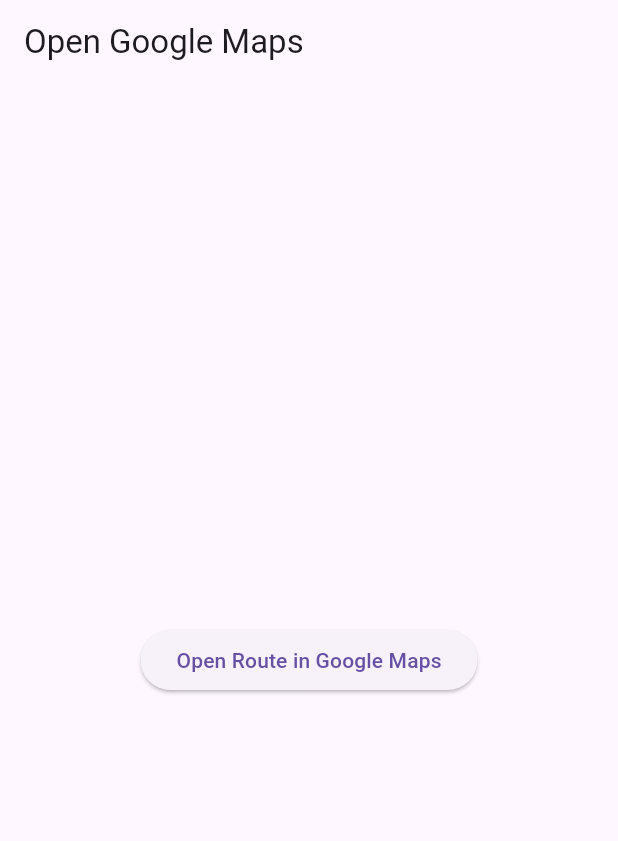
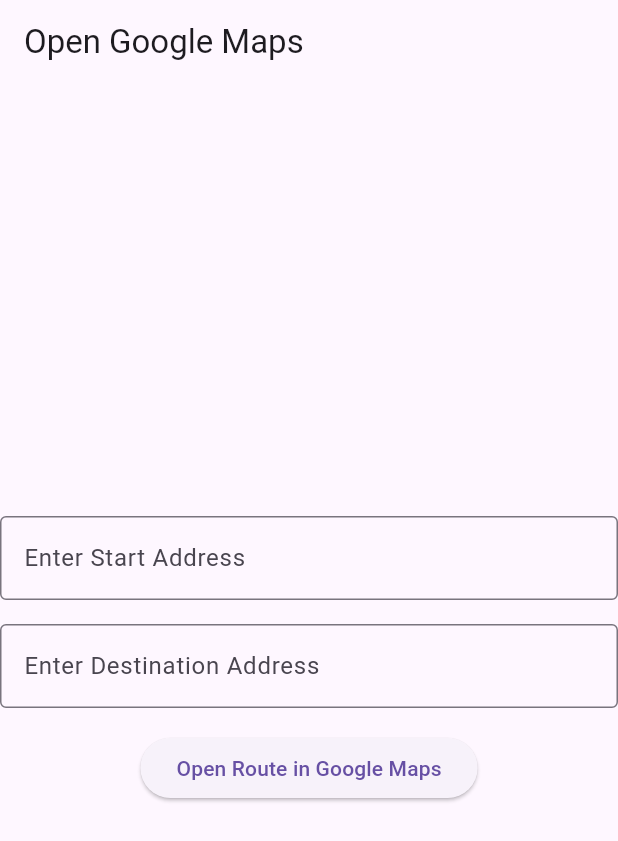
Before and after one commit to AnnePierMerkus/graphhopper_api, a Flutter app: the screen it shows after launch, after a tap on "Open Route in Google Maps", on a phone screen of 412 x 824 dp. Shown: the top 841 px of the screen. Run offline on Flutter 3.47's test engine with Material 3 defaults, Android fonts, the phone set to English and light mode, and no system bars.

Commit message:
routing with Google Maps done

```diff
--- a/lib/data/datasources/launch_google_maps.dart
+++ b/lib/data/datasources/launch_google_maps.dart
@@ -5,8 +5,8 @@ class MapUtils {
 
   MapUtils._();
 
-  static Future<void> openMap(List<Map<String, double>> routeData) async {
-    print(routeData);
+  static Future<void> openMap( String startAddress, String destinationAddress,List<Map<String, double>> routeData) async {
+    print(startAddress);
     String origin = '${routeData[0]['lat']},${routeData[0]['lng']}';
     String destination = '${routeData[1]['lat']},${routeData[1]['lng']}';
     String waypoints = routeData
@@ -14,7 +14,7 @@ class MapUtils {
         .map((point) => '${point['lat']},${point['lng']}')
         .join('|');
 
-    String url = 'https://www.google.com/maps/dir/?api=1&origin=$origin&destination=$destination&waypoints=$waypoints&travelmode=driving';
+    String url = 'https://www.google.com/maps/dir/?api=1&origin=$startAddress&destination=$destinationAddress&waypoints=$waypoints&travelmode=driving&avoid=highways';
 
     if (await canLaunchUrl(Uri.parse(url))) {
       await launchUrl(Uri.parse(url));
--- a/lib/domain/usecases/calculate_route.dart
+++ b/lib/domain/usecases/calculate_route.dart
@@ -5,8 +5,8 @@ import 'package:http/http.dart' as http;
 class GraphHopperAPICall {
   GraphHopperAPICall._();
 
-  static Future<List<Map<String, double>>> fetchRouteData() async {
-    final String apiKey = "02a1c92a-cd2e-460d-8125-7ccfe7ab4ad3";
+  static Future<List<Map<String, double>>> fetchRouteData(double startLat, double startLng, double destinationLat, double destinationLng) async {
+    final String apiKey = "";
     final String baseUrl = "https://graphhopper.com/api/1/route";
 
     // Define the params and customModel
@@ -38,8 +38,8 @@ class GraphHopperAPICall {
 
     Map<String, dynamic> payload = {
       'points': [
-        [4.920020, 52.365760], // origin
-        [5.110278, 52.089444], // destination
+        [startLng, startLat], // origin
+        [destinationLng, destinationLat], // destination
       ],
       'custom_model': customModel,
       'profile': params['vehicle'],
--- a/lib/main.dart
+++ b/lib/main.dart
@@ -6,22 +6,67 @@ void main() {
   runApp(MyApp());
 }
 
-class MyApp extends StatelessWidget {
+class MyApp extends StatefulWidget {
+  @override
+  State<MyApp> createState() => _MyAppState();
+}
+
+class _MyAppState extends State<MyApp> {
+  late TextEditingController startController;
+  late TextEditingController destinationController;
+
+  @override
+  void initState() {
+    startController = TextEditingController();
+    destinationController = TextEditingController();
+    super.initState();
+  }
+  @override
+  void dispose() {
+    startController.dispose();
+    destinationController.dispose();
+    super.dispose();
+  }
+
   @override
   Widget build(BuildContext context) {
     return MaterialApp(
       home: Scaffold(
         appBar: AppBar(title: Text('Open Google Maps')),
         body: Center(
-          child: ElevatedButton(
-            onPressed: () async {
-              List<Map<String, double>> routeData = await GraphHopperAPICall.fetchRouteData();
-              MapUtils.openMap(routeData);
-            },
-            child: Text('Open Route in Google Maps'),
+          child: Column(
+            mainAxisAlignment: MainAxisAlignment.center,
+            children: [
+              TextField(
+                controller: startController,
+                decoration: InputDecoration(
+                  labelText: 'Enter Start Address',
+                  border: OutlineInputBorder(),
+                ),
+              ),
+              SizedBox(height: 16),
+              TextField(
+                controller: destinationController,
+                decoration: InputDecoration(
+                  labelText: 'Enter Destination Address',
+                  border: OutlineInputBorder(),
+                ),
+              ),
+              SizedBox(height: 16),
+              ElevatedButton(
+                onPressed: () async {
+                  String startAddress = startController.text;
+                  String destinationAddress = destinationController.text;
+                  if (startAddress.isNotEmpty && destinationAddress.isNotEmpty) {
+                    List<Map<String, double>> routeData = await GraphHopperAPICall.fetchRouteData(52.3600855,4.9156198, 52.0894311,5.1073394);
+                    MapUtils.openMap(startAddress, destinationAddress, routeData);
+                  }
+                },
+                child: Text('Open Route in Google Maps'),
+              ),
+            ],
           ),
         ),
-      ),
-    );
+      ),);
   }
 }
```
